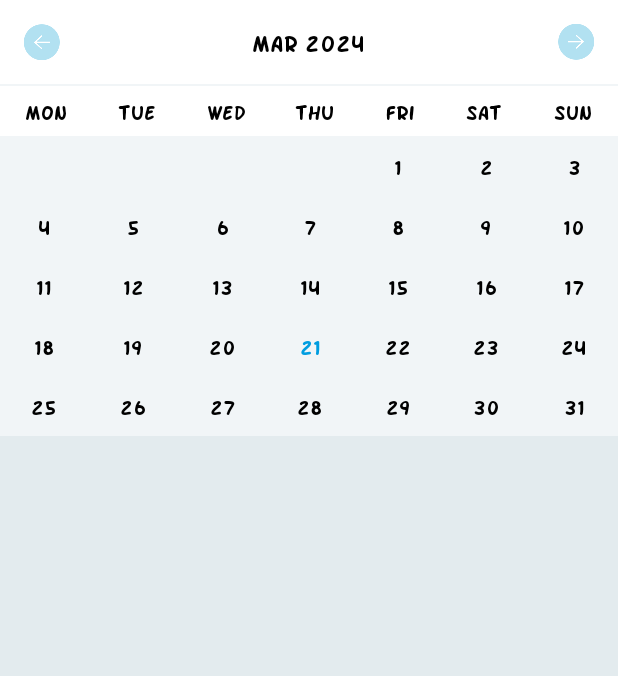
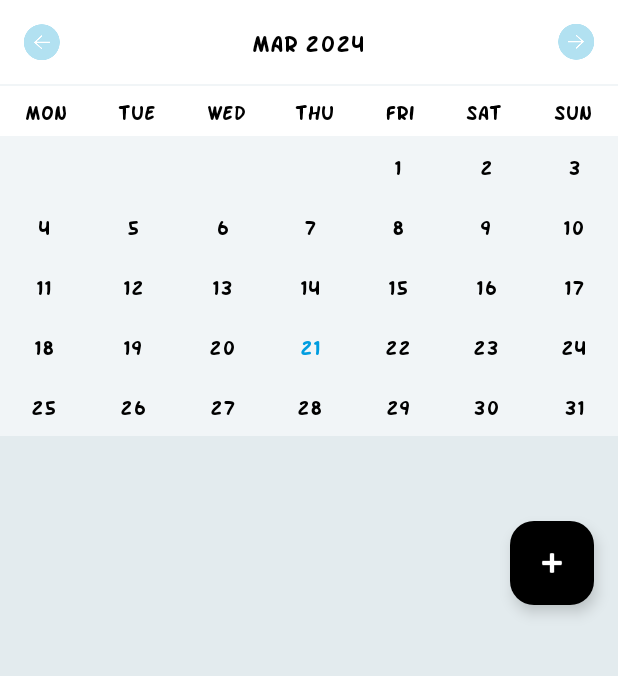
Before and after one commit to Imtiaz16041997/CustomCalender, an Android app: the CustomisedCalendarActivity screen opened directly, with no data from a screen before it, on a phone screen of 412 x 824 dp, the part 96-772 px from its top. Run offline under Robolectric (Android 15) with nearby library versions, the phone set to English and light mode, and no system bars.

Commit message:
floating action button added

```diff
--- a/app/src/main/res/layout/activity_simple_calendar.xml
+++ b/app/src/main/res/layout/activity_simple_calendar.xml
@@ -45,4 +45,18 @@
         android:textAppearance="@style/Base.TextAppearance.AppCompat.Medium"
         android:textColor="@color/color_grey"
         android:textStyle="bold"/>
+
+
+    <!-- FloatingActionButton Declaration -->
+    <com.google.android.material.floatingactionbutton.FloatingActionButton
+        android:id="@+id/addBeneficiaryFab"
+        android:layout_width="wrap_content"
+        android:layout_height="wrap_content"
+        android:layout_gravity="bottom|end"
+        android:layout_margin="16dp"
+        app:tint="@android:color/white"
+        app:backgroundTint="@color/black"
+        app:srcCompat="@android:drawable/ic_input_add" />
+
+
 </LinearLayout>
```
